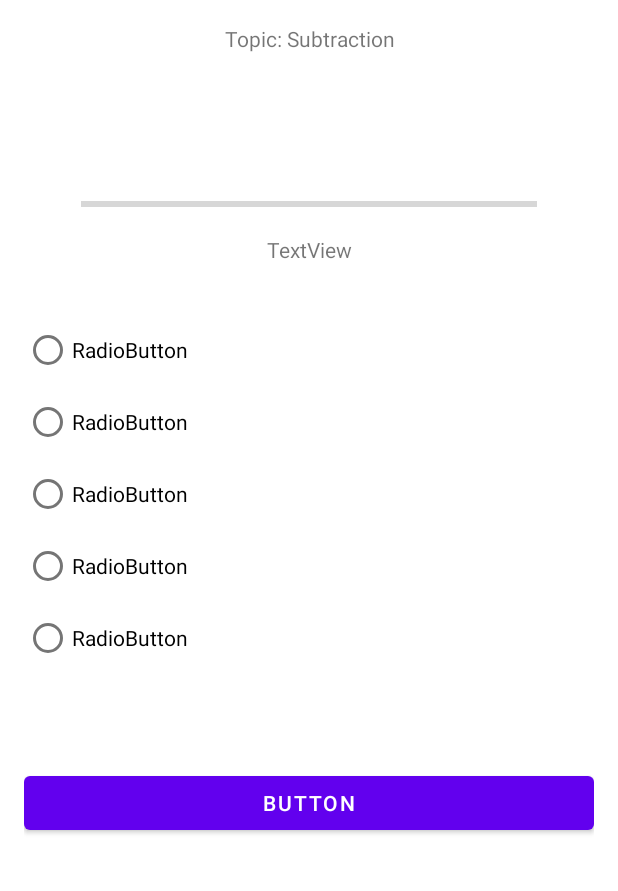
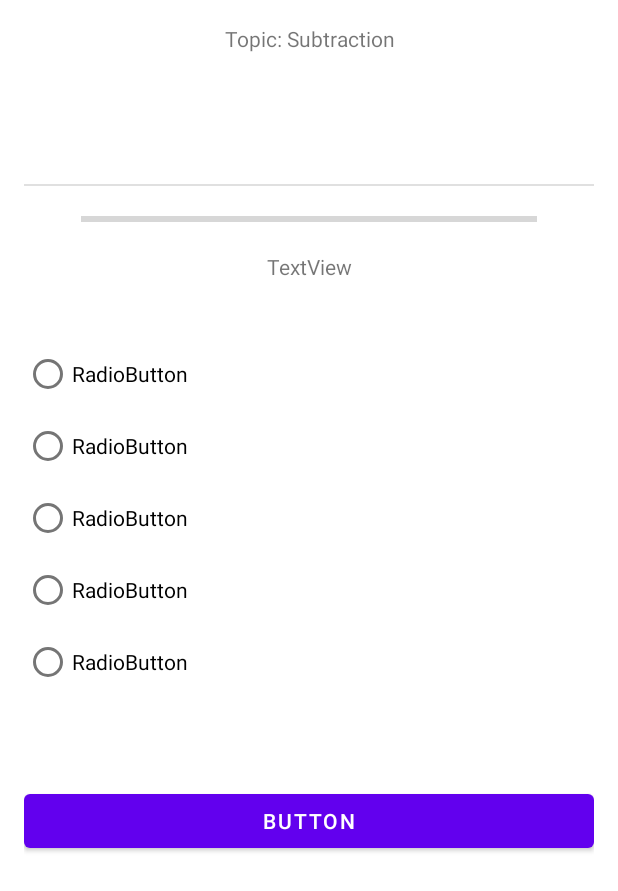
Before and after one commit to Dylan773/MobileMathGame, an Android app: the layout activity_quiz_screen.xml on its own in the app's theme, with its tools: preview values and no code run, on a phone screen of 412 x 824 dp. Shown: the top 891 px of the screen. Run offline under Robolectric (Android 15) with nearby library versions, the phone set to English and light mode, and no system bars.

Commit message:
Improved validation and functionality
* Incorporated a pie chart using the free version of AnyChart, providing the user with a visual representation of their score upon quiz completion.
* Improved the overall functionality of the application, alongside a few UI tweaks.

```diff
--- a/app/build.gradle
+++ b/app/build.gradle
@@ -40,4 +40,6 @@ dependencies {
     testImplementation 'junit:junit:4.+'
     androidTestImplementation 'androidx.test.ext:junit:1.1.3'
     androidTestImplementation 'androidx.test.espresso:espresso-core:3.4.0'
+
+    implementation 'com.github.AnyChart:AnyChart-Android:1.1.2'
 }
--- a/app/src/main/res/layout/activity_quiz_screen.xml
+++ b/app/src/main/res/layout/activity_quiz_screen.xml
@@ -10,7 +10,7 @@
 
     <LinearLayout
         android:layout_width="match_parent"
-        android:layout_height="193dp"
+        android:layout_height="209dp"
         android:orientation="vertical">
 
         <TextView
@@ -23,16 +23,22 @@
         <TextView
             android:id="@+id/textViewQuestionText"
             android:layout_width="match_parent"
-            android:layout_height="66dp"
+            android:layout_height="73dp"
             android:textAlignment="center"
             android:textSize="24sp"
             android:textStyle="bold" />
+
+        <View
+            android:id="@+id/divider"
+            android:layout_width="match_parent"
+            android:layout_height="1dp"
+            android:background="?android:attr/listDivider" />
 
         <ProgressBar
             android:id="@+id/progressBar"
             style="?android:attr/progressBarStyleHorizontal"
             android:layout_width="304dp"
-            android:layout_height="41dp"
+            android:layout_height="44dp"
             android:layout_gravity="center" />
 
         <TextView
@@ -47,7 +53,7 @@
     <RadioGroup
         android:id="@+id/radioGroup"
         android:layout_width="match_parent"
-        android:layout_height="302dp">
+        android:layout_height="298dp">
 
         <RadioButton
             android:id="@+id/option1"
@@ -78,6 +84,7 @@
             android:layout_width="match_parent"
             android:layout_height="wrap_content"
             android:text="RadioButton" />
+
     </RadioGroup>
 
     <Button
--- a/app/src/main/res/layout/activity_start_screen.xml
+++ b/app/src/main/res/layout/activity_start_screen.xml
@@ -44,6 +44,7 @@
         android:id="@+id/buttonTeacher"
         android:layout_width="match_parent"
         android:layout_height="wrap_content"
+        android:onClick="startGameTeacher"
         android:text="@string/btn_teacher" />
 
 </LinearLayout>
--- a/app/src/main/res/values/strings.xml
+++ b/app/src/main/res/values/strings.xml
@@ -24,6 +24,9 @@
 
     <!-- Game End Activity -->
     <string name="resultTitle"><u>Quiz Complete</u></string>
+    <string name="info">
+        \nView detailed information about your score below.
+    \nInteract with the pie chart to view specific details about your quiz session.</string>
     <string name="btn_MainMenu">Main Menu</string>
 
 </resources>
--- a/settings.gradle
+++ b/settings.gradle
@@ -1,9 +1,12 @@
+import org.gradle.api.initialization.resolve.RepositoriesMode
+
 dependencyResolutionManagement {
     repositoriesMode.set(RepositoriesMode.FAIL_ON_PROJECT_REPOS)
     repositories {
         google()
         mavenCentral()
         jcenter() // Warning: this repository is going to shut down soon
+        maven { url 'https://jitpack.io' }
     }
 }
 rootProject.name = "MathGame"
```
Also changed, not shown: app/src/main/java/com/example/mathgame/QuizResultActivity.kt (+28 -5 lines), app/src/main/java/com/example/mathgame/QuizScreenActivity.kt (+10 -21 lines), app/src/main/java/com/example/mathgame/StartScreenActivity.kt (+2 -10 lines), app/src/main/res/layout/activity_quiz_result.xml (+20 -1 lines), app/src/main/res/layout/activity_student_detail.xml (+7 -1 lines).
